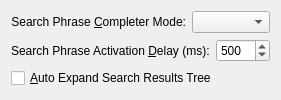
The window that programs/KJVCanOpener/ConfigSearchOptions.ui (dewhisna/KingJamesPureBibleSearch) describes before a commit, drawn with Qt 5.
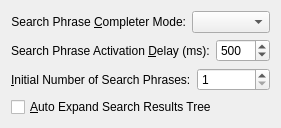
The same window after the commit. Custom widgets are drawn as their Qt base class.

Commit message: Added user-configurable option for setting the number of initial Search Phrases in a new Search Window.

The edit to the form file:
```diff
--- a/programs/KJVCanOpener/ConfigSearchOptions.ui
+++ b/programs/KJVCanOpener/ConfigSearchOptions.ui
@@ -89,6 +89,30 @@
     </layout>
    </item>
    <item row="2" column="0">
+    <layout class="QHBoxLayout" name="horizontalLayout_3">
+     <item>
+      <widget class="QLabel" name="lblInitialNumberOfSearchPhrases">
+       <property name="text">
+        <string>&amp;Initial Number of Search Phrases:</string>
+       </property>
+       <property name="buddy">
+        <cstring>spinInitialNumberOfSearchPhrases</cstring>
+       </property>
+      </widget>
+     </item>
+     <item>
+      <widget class="CSpinBox" name="spinInitialNumberOfSearchPhrases">
+       <property name="minimum">
+        <number>1</number>
+       </property>
+       <property name="maximum">
+        <number>8</number>
+       </property>
+      </widget>
+     </item>
+    </layout>
+   </item>
+   <item row="3" column="0">
     <widget class="QCheckBox" name="checkBoxAutoExpandSearchResultsTree">
      <property name="text">
       <string>&amp;Auto Expand Search Results Tree</string>
```
Left out of the diff: 61 changed lines with no effect on the pictures. The commit also changes 6 other files.
